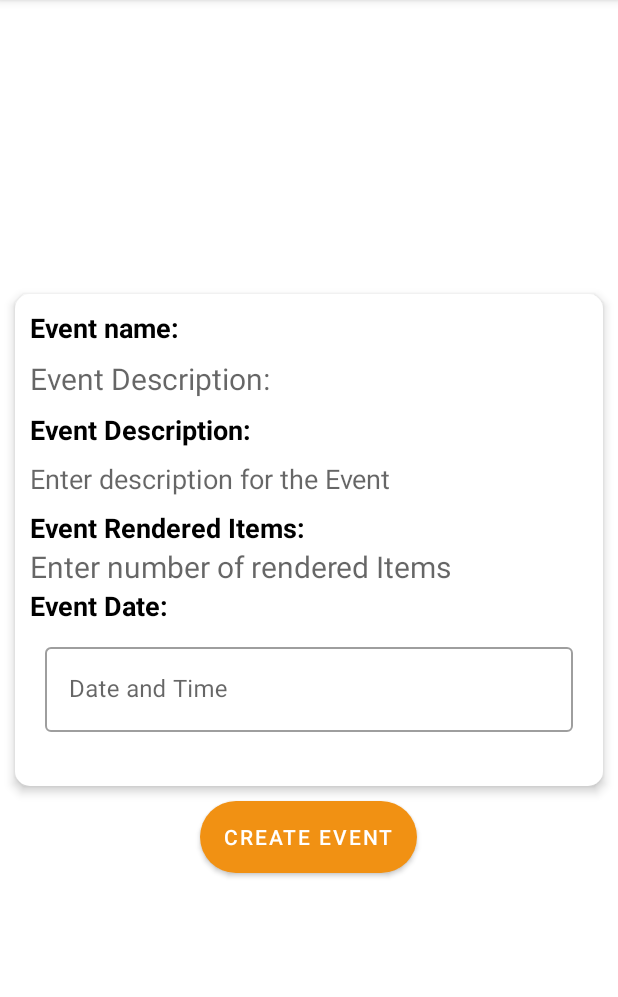
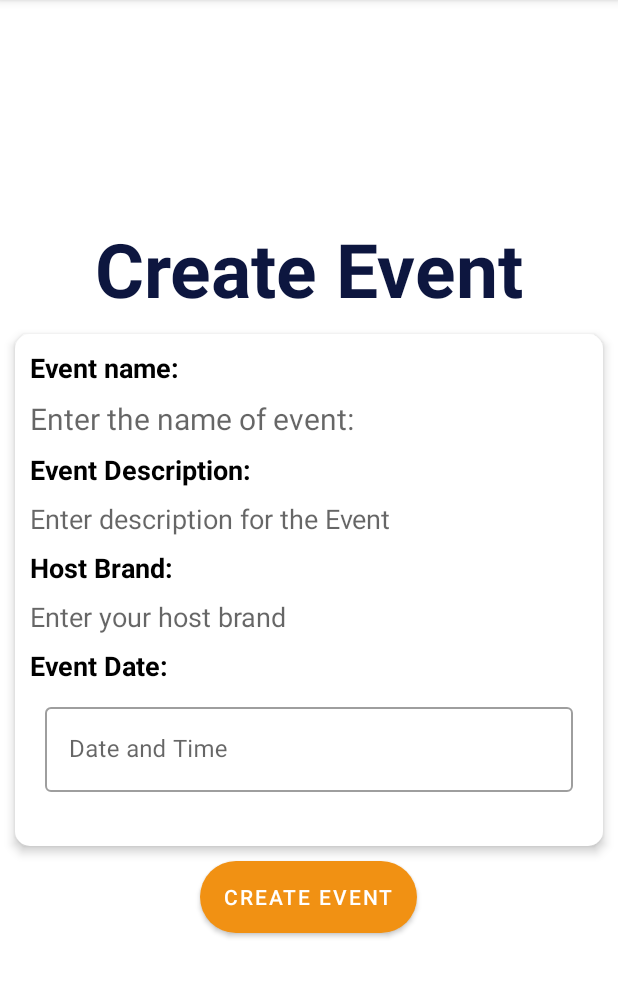
Before and after one commit to bheki97/speech2text, an Android app: the CreateEventActivity screen opened directly, with no data from a screen before it, on a phone screen of 412 x 824 dp, the part 84-1081 px from its top. Run offline under Robolectric (Android 15) with nearby library versions, the phone set to English and light mode, and no system bars.

Commit message:
can create Event

```diff
--- a/app/src/main/java/za/ac/bheki97/speech2text/CreateEventActivity.java
+++ b/app/src/main/java/za/ac/bheki97/speech2text/CreateEventActivity.java
@@ -10,16 +10,33 @@ import android.os.Bundle;
 import android.view.View;
 import android.widget.DatePicker;
 import android.widget.TimePicker;
+import android.widget.Toast;
 
 import com.google.android.material.textfield.TextInputEditText;
 
+import java.io.IOException;
+import java.time.LocalDateTime;
 import java.util.Locale;
 
+import okhttp3.ResponseBody;
+import retrofit2.Call;
+import retrofit2.Callback;
+import retrofit2.Response;
 import za.ac.bheki97.speech2text.databinding.ActivityCreateEventBinding;
+import za.ac.bheki97.speech2text.exception.EventException;
+import za.ac.bheki97.speech2text.model.event.Event;
+import za.ac.bheki97.speech2text.model.retrofit.RetrofitService;
+import za.ac.bheki97.speech2text.model.retrofit.UserApi;
+import za.ac.bheki97.speech2text.model.user.Host;
 
 public class CreateEventActivity extends AppCompatActivity {
 
-    ActivityCreateEventBinding binding;
+    private ActivityCreateEventBinding binding;
+    private LocalDateTime date;
+
+
+    private UserApi retrofitApi;
+    private RetrofitService retrofitService;
 
     @Override
     protected void onCreate(Bundle savedInstanceState) {
@@ -28,8 +45,80 @@ public class CreateEventActivity extends AppCompatActivity {
         binding = ActivityCreateEventBinding.inflate(getLayoutInflater());
 
         setContentView(binding.getRoot());
+        retrofitService = new RetrofitService();
+        retrofitApi = retrofitService.getRetrofit().create(UserApi.class);
+        date =null;
+
+        //setOnclickListener For the Create Event Button
+        OnClickListenerForCreateEventBtn();
     }
 
+    private void OnClickListenerForCreateEventBtn() {
+        binding.createEventBtn.setOnClickListener(v ->{
+
+            try {
+
+                validateEventValues();
+
+            } catch (EventException e) {
+                Toast.makeText(this,e.getMessage(),Toast.LENGTH_SHORT).show();
+                return;
+            }
+            Event event = new Event();
+            String name = binding.nameOfEvent.getText().toString();
+            String description = binding.nameOfEvent.getText().toString();
+
+            event.setEventKey(name+"##"+description+"##"+name+"##"+description+"##"+name+"##"+description);
+            event.setDescription(description);
+            event.setOccasion(name);
+            event.setHost(new Host(HomeActivity.getUserInfo().getUser(),binding.nameOfEvent.getText().toString()));
+            event.setDate(date.toString());
+
+            retrofitApi.hostEvent(HomeActivity.getUserInfo().getJwtToken(),event).enqueue(new Callback<ResponseBody>() {
+                @Override
+                public void onResponse(Call<ResponseBody> call, Response<ResponseBody> response) {
+                    if(response.code()==200){
+                        Toast.makeText(CreateEventActivity.this,"Event Created",Toast.LENGTH_SHORT).show();
+                    }else{
+                        try {
+                            Toast.makeText(CreateEventActivity.this,response.errorBody().string(),Toast.LENGTH_SHORT).show();
+                        } catch (IOException e) {
+                            Toast.makeText(CreateEventActivity.this,"Error Occurred",Toast.LENGTH_SHORT).show();
+                        }
+                    }
+                }
+
+                @Override
+                public void onFailure(Call<ResponseBody> call, Throwable t) {
+
+                }
+            });
+
+
+        });
+    }
+
+    private void validateEventValues() throws EventException {
+        if(binding.nameOfEvent.getText().toString().isEmpty())
+            throw new EventException("Event name cannot be empty!!!");
+
+        if(binding.descriptionOfEvent.getText().toString().isEmpty())
+            throw new EventException("Event Description cannot be empty cannot be empty!!!");
+
+        if(binding.brand.getText().toString().isEmpty())
+            throw new EventException("Your Host cannot be empty cannot be empty!!!");
+
+        if(binding.descriptionOfEvent.getText().toString()
+                .equalsIgnoreCase(binding.nameOfEvent.getText().toString()))
+            throw new EventException("Brand must be at least different to the Occasion");
+
+//        if(binding.descriptionOfEvent.getText().toString().split(".").length<3 ?
+//            binding.descriptionOfEvent.getText().toString().split("\n").length<3:
+//            binding.descriptionOfEvent.getText().toString().split(" ").length<20)
+//            throw new EventException("Please give a more descriptive \nDescription with at least 3 sentences");
+
+
+    }
 
 
     public void showDateTimePicker(View view) {
@@ -51,6 +140,7 @@ public class CreateEventActivity extends AppCompatActivity {
                         calendar.set(Calendar.DAY_OF_MONTH, day);
                         calendar.set(Calendar.HOUR_OF_DAY, hour);
                         calendar.set(Calendar.MINUTE, minute);
+                        date = LocalDateTime.of(year,month,day,hour,minute);
                         SimpleDateFormat sdf = new SimpleDateFormat("yyyy-MM-dd HH:mm", Locale.getDefault());
                         ((TextInputEditText) view).setText(sdf.format(calendar.getTime()));
                     }
--- a/app/src/main/java/za/ac/bheki97/speech2text/model/retrofit/RetrofitService.java
+++ b/app/src/main/java/za/ac/bheki97/speech2text/model/retrofit/RetrofitService.java
@@ -16,7 +16,7 @@ public class RetrofitService {
 
     private void initializeRetrofit() {
         retrofit = new Retrofit.Builder()
-                .baseUrl("http://192.168.43.173:8080")
+                .baseUrl("http://192.168.43.218:9191")
                 .addConverterFactory(GsonConverterFactory.create(new Gson()))
                 .build();
 
--- a/app/src/main/java/za/ac/bheki97/speech2text/model/retrofit/UserApi.java
+++ b/app/src/main/java/za/ac/bheki97/speech2text/model/retrofit/UserApi.java
@@ -4,6 +4,7 @@ import kotlin.ParameterName;
 import okhttp3.MultipartBody;
 import okhttp3.ResponseBody;
 import retrofit2.Call;
+import retrofit2.Response;
 import retrofit2.http.Body;
 import retrofit2.http.DELETE;
 import retrofit2.http.GET;
@@ -13,6 +14,8 @@ import retrofit2.http.POST;
 import retrofit2.http.PUT;
 import retrofit2.http.Part;
 import retrofit2.http.Path;
+import za.ac.bheki97.speech2text.model.MessageDto;
+import za.ac.bheki97.speech2text.model.event.Event;
 import za.ac.bheki97.speech2text.model.translation.TranslationDto;
 import za.ac.bheki97.speech2text.model.user.AuthRequest;
 import za.ac.bheki97.speech2text.model.user.AuthUserInfo;
@@ -27,7 +30,7 @@ public interface UserApi {
     Call<AuthUserInfo> updateProfile(@Header("Authorization") String jwtToken, @Body User user);
 
     @DELETE("/account/{id}")
-    Call<String> deleteAcc(@Header("Authorization") String jwtToken, @Path("id")String id);
+    Call<MessageDto> deleteAcc(@Header("Authorization") String jwtToken, @Path("id")String id);
 
     @POST("/authenticate")
     Call<AuthUserInfo> loginUser(@Body AuthRequest request);
@@ -42,5 +45,8 @@ public interface UserApi {
     @POST("/speech/transcribe")
     Call<ResponseBody> trascribeAudio(@Part MultipartBody.Part file, @Part("language") String language);
 
+    @POST("/event")
+    Call<ResponseBody> hostEvent(@Header("Authorization")String jwtToken,@Body Event event);
+
 
 }
--- a/app/src/main/res/layout/activity_create_event.xml
+++ b/app/src/main/res/layout/activity_create_event.xml
@@ -7,6 +7,14 @@
     android:gravity="center"
     android:orientation="vertical"
     tools:context=".CreateEventActivity">
+    <TextView
+        android:layout_width="wrap_content"
+        android:layout_height="wrap_content"
+        android:text="Create Event"
+        android:textColor="@color/blue_zodiac"
+        android:textStyle="bold"
+        android:textSize="50sp"
+        android:layout_gravity="center"/>
 
     <LinearLayout
         android:layout_width="match_parent"
@@ -18,6 +26,7 @@
         android:layout_margin="10dp"
         >
 
+
         <TextView
             android:layout_width="match_parent"
             android:layout_height="wrap_content"
@@ -28,12 +37,12 @@
             />
 
         <EditText
-            android:id="@+id/edit_text_initial"
+            android:id="@+id/nameOfEvent"
             android:layout_width="match_parent"
             android:layout_height="wrap_content"
             android:layout_marginVertical="8dp"
             android:background="@null"
-            android:hint="Event Description: "
+            android:hint="Enter the name of event: "
             android:inputType="text"
             android:textColor="@color/black"
             android:textSize="20sp"
@@ -50,7 +59,7 @@
             />
 
         <com.google.android.material.textfield.TextInputEditText
-            android:id="@+id/description"
+            android:id="@+id/descriptionOfEvent"
             android:layout_width="match_parent"
             android:layout_height="wrap_content"
             android:layout_marginVertical="8dp"
@@ -61,24 +70,30 @@
             android:textColor="@color/black"
             android:textSize="18sp"
             android:autofillHints="" />
-
         <TextView
             android:layout_width="match_parent"
             android:layout_height="wrap_content"
-            android:text="Event Rendered Items: "
+            android:text="Host Brand: "
             android:textStyle="bold"
             android:textSize="18sp"
+
             android:textColor="@color/black"
             />
 
         <com.google.android.material.textfield.TextInputEditText
-            android:id="@+id/item_count_edit_text"
+            android:id="@+id/brand"
             android:layout_width="match_parent"
             android:layout_height="wrap_content"
+            android:layout_marginVertical="8dp"
             android:background="@null"
-            android:textSize="20sp"
-            android:hint="Enter number of rendered Items"
-            android:inputType="number" />
+            android:hint="Enter your host brand"
+            android:inputType="textMultiLine"
+            android:maxLines="5"
+            android:textColor="@color/black"
+            android:textSize="18sp"
+            android:autofillHints="" />
+
+
 
         <TextView
             android:layout_width="match_parent"
@@ -114,6 +129,7 @@
         android:layout_width="wrap_content"
         android:layout_height="wrap_content"
         android:layout_gravity="center"
+        android:id="@+id/createEventBtn"
         android:background="@drawable/button_background"
         android:elevation="4dp"
         android:text="Create Event"/>
```
Also changed, not shown: app/src/main/java/za/ac/bheki97/speech2text/HomeActivity.java (+22 -0 lines), app/src/main/java/za/ac/bheki97/speech2text/ProfileActivity.java (+7 -5 lines), app/src/main/java/za/ac/bheki97/speech2text/exception/EventException.java (added, +8 -0 lines), app/src/main/java/za/ac/bheki97/speech2text/model/MessageDto.java (added, +21 -0 lines), app/src/main/java/za/ac/bheki97/speech2text/model/event/Event.java (added, +78 -0 lines), app/src/main/java/za/ac/bheki97/speech2text/model/user/Host.java (added, +39 -0 lines), app/src/main/java/za/ac/bheki97/speech2text/model/user/User.java (+13 -0 lines).
